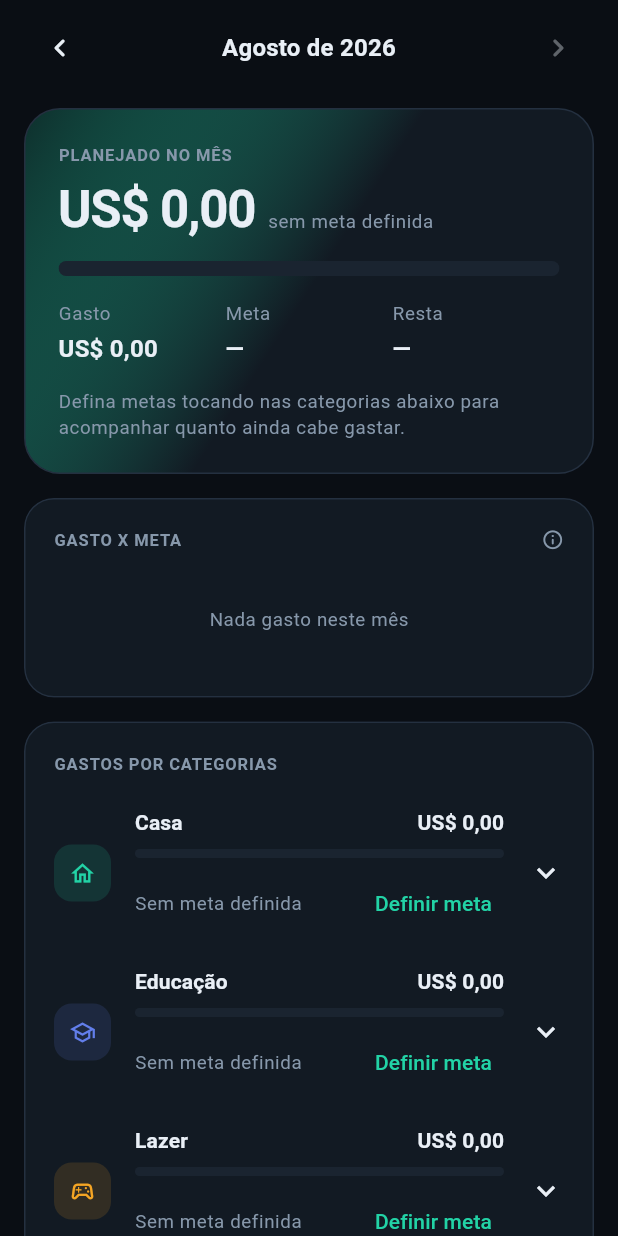
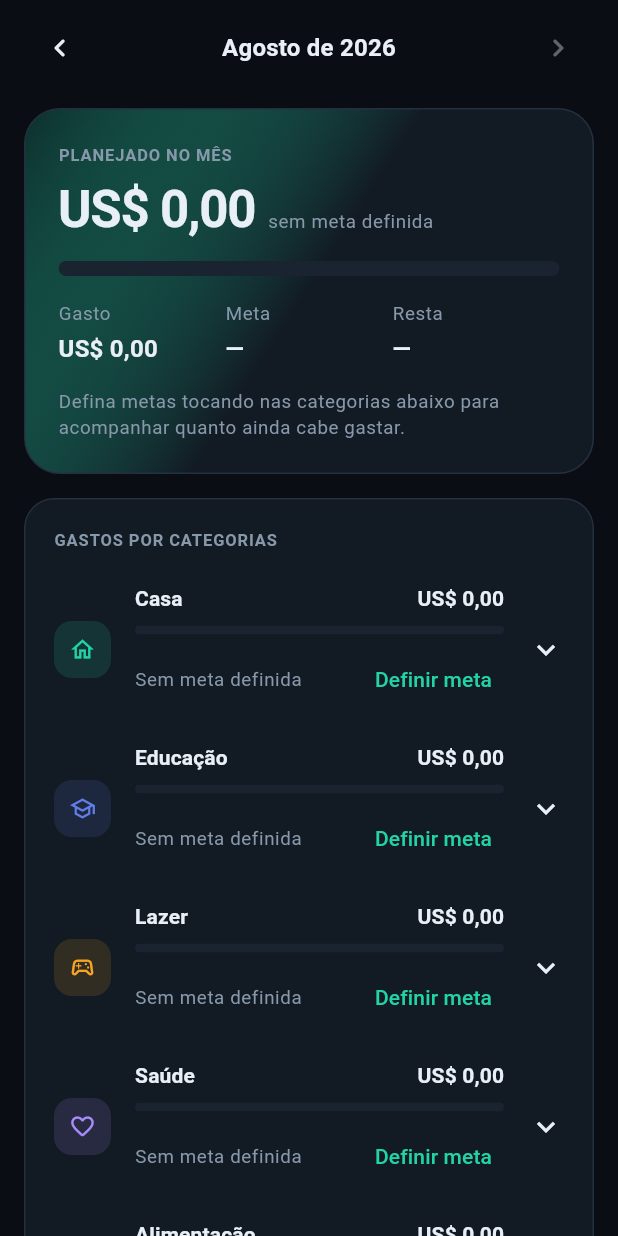
Before and after one commit to maikodouglasss83/bybit-extrato, a Flutter app: the PlanningPage widget shown alone on an empty page, opened directly with empty values, on a phone screen of 412 x 824 dp. Run offline on Flutter 3.47's test engine with Material 3 defaults, Android fonts, the phone set to English and light mode, and no system bars; our stand-ins replace flutter_secure_storage, supabase_flutter; accounts and stored records are empty; network calls fail; statements that could not run were skipped.

Commit message:
Remove o gráfico Gasto x meta do planejamento
A lista de categorias logo abaixo já mostrava gasto, meta e quanto resta de cada uma, com mais detalhe. O gráfico repetia a informação e empurrava o conteúdo útil para baixo.

O componente de barras horizontais saiu junto, já que nada mais o usava.

Co-Authored-By: Claude Opus 5 <noreply@anthropic.com>

```diff
--- a/lib/ui/planning_page.dart
+++ b/lib/ui/planning_page.dart
@@ -5,7 +5,6 @@ import '../budget.dart';
 import '../theme.dart';
 import '../util/categorizer.dart';
 import '../util/format.dart';
-import 'widgets/charts.dart';
 import 'widgets/common.dart';
 
 /// Planejamento financeiro: metas por categoria e subcategoria, comparadas
@@ -39,8 +38,6 @@ class PlanningPage extends StatelessWidget {
           _MonthPicker(state: state),
           const SizedBox(height: 16),
           _Summary(state: state, month: mes),
-          const SizedBox(height: 16),
-          _Chart(state: state, linhas: linhas),
           const SizedBox(height: 16),
           _CategoryList(state: state, linhas: linhas),
           const SizedBox(height: 8),
@@ -235,50 +232,6 @@ class _Stat extends StatelessWidget {
           style: context.texts.titleMedium?.copyWith(color: color),
         ),
       ],
-    );
-  }
-}
-
-/// Gráfico horizontal comparando gasto e meta de cada categoria.
-class _Chart extends StatelessWidget {
-  const _Chart({required this.state, required this.linhas});
-
-  final AppState state;
-  final List<BudgetLine> linhas;
-
-  @override
-  Widget build(BuildContext context) {
-    final visiveis =
-        linhas.where((l) => l.spent > 0 || l.hasBudget).take(8).toList();
-
-    return AppCard(
-      child: Column(
-        crossAxisAlignment: CrossAxisAlignment.start,
-        children: [
-          SectionLabel(
-            'Gasto x meta',
-            trailing: Tooltip(
-              message: 'O traço marca onde está a meta da categoria.',
-              child: Icon(Icons.info_outline_rounded,
-                  size: 15, color: context.tones.muted),
-            ),
-          ),
-          HorizontalBarChart(
-            bars: [
-              for (var i = 0; i < visiveis.length; i++)
-                HorizontalBarData(
-                  label: visiveis[i].node.name,
-                  value: visiveis[i].spent,
-                  target: visiveis[i].budget,
-                  color: PlanningPage.colorFor(i),
-                ),
-            ],
-            labelBuilder: (bar) => state.hideBalances
-                ? '••••'
-                : state.formatValue(bar.value, 'BRL', signed: false),
-          ),
-        ],
-      ),
     );
   }
 }
--- a/lib/ui/widgets/charts.dart
+++ b/lib/ui/widgets/charts.dart
@@ -307,161 +307,6 @@ class MonthlyBars extends StatelessWidget {
   }
 }
 
-/// Uma barra do gráfico horizontal do planejamento.
-class HorizontalBarData {
-  const HorizontalBarData({
-    required this.label,
-    required this.value,
-    required this.target,
-    required this.color,
-  });
-
-  final String label;
-
-  /// Quanto foi gasto.
-  final double value;
-
-  /// Meta da categoria. Zero quando não há meta definida.
-  final double target;
-
-  final Color color;
-}
-
-/// Gráfico de barras horizontais: cada categoria vira uma barra, com a meta
-/// desenhada como trilho ao fundo e um traço marcando onde ela cai.
-class HorizontalBarChart extends StatelessWidget {
-  const HorizontalBarChart({
-    super.key,
-    required this.bars,
-    required this.labelBuilder,
-  });
-
-  final List<HorizontalBarData> bars;
-
-  /// Texto à direita de cada barra, já formatado na moeda escolhida.
-  final String Function(HorizontalBarData) labelBuilder;
-
-  @override
-  Widget build(BuildContext context) {
-    if (bars.isEmpty) {
-      return Padding(
-        padding: const EdgeInsets.symmetric(vertical: 24),
-        child: Center(
-          child: Text('Nada gasto neste mês', style: context.texts.bodySmall),
-        ),
-      );
-    }
-
-    // A escala é comum a todas as barras: comparar categorias só faz sentido
-    // se a mesma largura valer o mesmo dinheiro em todas.
-    final maior = bars.fold<double>(
-      0,
-      (m, b) => math.max(m, math.max(b.value, b.target)),
-    );
-
-    return Column(
-      children: [
-        for (final bar in bars)
-          Padding(
-            padding: const EdgeInsets.only(bottom: 14),
-            child: _Bar(
-              bar: bar,
-              scale: maior,
-              trailing: labelBuilder(bar),
-            ),
-          ),
-      ],
-    );
-  }
-}
-
-class _Bar extends StatelessWidget {
-  const _Bar({required this.bar, required this.scale, required this.trailing});
-
-  final HorizontalBarData bar;
-  final double scale;
-  final String trailing;
-
-  @override
-  Widget build(BuildContext context) {
-    final tones = context.tones;
-    final estourou = bar.target > 0 && bar.value > bar.target;
-    final cor = estourou ? tones.negative : bar.color;
-
-    return Column(
-      crossAxisAlignment: CrossAxisAlignment.start,
-      children: [
-        Row(
-          children: [
-            Expanded(
-              child: Text(
-                bar.label,
-                style: context.texts.bodyMedium,
-                maxLines: 1,
-                overflow: TextOverflow.ellipsis,
-              ),
-            ),
-            const SizedBox(width: 8),
-            Text(
-              trailing,
-              style: context.texts.titleSmall?.copyWith(
-                color: estourou ? tones.negative : null,
-              ),
-            ),
-          ],
-        ),
-        const SizedBox(height: 7),
-        LayoutBuilder(
-          builder: (context, constraints) {
-            final largura = constraints.maxWidth;
-            final fracaoGasto = scale <= 0 ? 0.0 : (bar.value / scale).clamp(0.0, 1.0);
-            final fracaoMeta = scale <= 0 ? 0.0 : (bar.target / scale).clamp(0.0, 1.0);
-
-            return SizedBox(
-              height: 12,
-              child: Stack(
-                children: [
-                  // Trilho
-                  Container(
-                    decoration: BoxDecoration(
-                      color: tones.surfaceAlt,
-                      borderRadius: BorderRadius.circular(6),
-                    ),
-                  ),
-                  // Gasto
-                  FractionallySizedBox(
-                    widthFactor: fracaoGasto,
-                    child: Container(
-                      decoration: BoxDecoration(
-                        color: cor,
-                        borderRadius: BorderRadius.circular(6),
-                      ),
-                    ),
-                  ),
-                  // Onde a meta cai
-                  if (bar.target > 0)
-                    Positioned(
-                      left: (largura * fracaoMeta - 1).clamp(0.0, largura - 2),
-                      top: -2,
-                      bottom: -2,
-                      child: Container(
-                        width: 2,
-                        decoration: BoxDecoration(
-                          color: context.colors.onSurface.withValues(alpha: 0.55),
-                          borderRadius: BorderRadius.circular(1),
-                        ),
-                      ),
-                    ),
-                ],
-              ),
-            );
-          },
-        ),
-      ],
-    );
-  }
-}
-
 /// Barras horizontais comparando entradas e saídas.
 class FlowBars extends StatelessWidget {
   const FlowBars({
```
